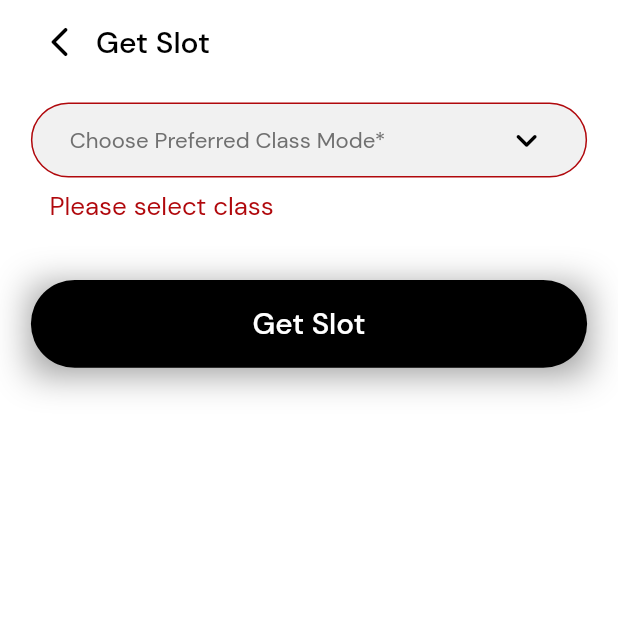
After one commit to karthikerebs/philips_piano_academy, a Flutter app: the SelectBranch screen opened directly, after a tap on "Get Slot", on a phone screen of 412 x 824 dp, the top half of it. The commit adds this screen. Run offline on Flutter 3.47's test engine with Material 3 defaults, Android fonts, the phone set to English and light mode, and no system bars; our stand-ins replace country_code_picker, equatable, firebase_core, firebase_messaging, flutter_bloc, flutter_local_notifications and 11 more; missing offline and left inert: razorpay_flutter, store_redirect; accounts and stored records are empty; network calls fail.

Commit message:
credit cass validity

```diff
--- a/lib/app/app.dart
+++ b/lib/app/app.dart
@@ -1,5 +1,6 @@
 import 'package:flutter/material.dart';
 import 'package:flutter/services.dart';
+import 'package:get/get_navigation/src/root/get_material_app.dart';
 import 'package:music_app/app/injector/injector.dart';
 import 'package:music_app/app/router/router.dart';
 import 'package:music_app/app/router/router_constatnts.dart';
@@ -47,7 +48,7 @@ class _MyAppState extends State<MyApp> {
         BlocProvider(create: (context) => getIt<ChatBloc>()),
         BlocProvider(create: (context) => getIt<RenewalBloc>()),
       ],
-      child: MaterialApp(
+      child: GetMaterialApp(
           title: 'Philips Piano Academy',
           navigatorKey: navigatorKey,
           initialRoute: RouterConstants.splashRoute,
--- a/lib/main.dart
+++ b/lib/main.dart
@@ -5,6 +5,8 @@ import 'package:music_app/app/app.dart';
 import 'package:music_app/app/injector/injector.dart';
 import 'package:music_app/firebase_options.dart';
 import 'package:music_app/src/infrastructure/fcm_service/fcm_service.dart';
+import 'package:music_app/versioncheck.dart';
+import 'package:package_info_plus/package_info_plus.dart';
 import 'package:permission_handler/permission_handler.dart';
 
 @pragma('vm:entry-point')
@@ -17,6 +19,7 @@ Future<void> firebaseMessagingBackgroundHandler(RemoteMessage message) async {
 
 void main() async {
   WidgetsFlutterBinding.ensureInitialized();
+
   await Permission.notification.isDenied.then((value) {
     if (value) {
       Permission.notification.request();
--- a/lib/src/application/credit_class/credit_class_bloc.dart
+++ b/lib/src/application/credit_class/credit_class_bloc.dart
@@ -127,6 +127,7 @@ class CreditClassBloc extends Bloc<CreditClassEvent, CreditClassState> {
       UpcomingCreditSloteEvent event, Emitter<CreditClassState> emit) async {
     try {
       emit(state.copyWith(upcomingSlotStatus: StatusLoading()));
+
       final res = await _iCreditClassRepository.getUpcomingSlotes();
       if (res.statusCode == '01') {
         emit(state.copyWith(
--- a/lib/src/domain/core/app_url/app_urls.dart
+++ b/lib/src/domain/core/app_url/app_urls.dart
@@ -43,6 +43,7 @@ class AppUrls {
   static const emergencyCancelUrl = "$baseUrl/emergency-cancel";
   static const emergencyCancelCreditUrl = "$baseUrl/emergency-cancel-credit";
   static const changePasswordUrl = "$baseUrl/change-password";
+  // static const upcomingSlotesUrl = "$baseUrl/v2/upcoming-slotes/2";
   static const upcomingSlotesUrl = "$baseUrl/upcoming-slotes";
   static const upcomingPaidSlotesUrl = "$baseUrl/upcoming-paidslotes";
   static const getRenewalFeesUrl = "$baseUrl/get-renewalfee";
--- a/lib/src/domain/credit_class/i_credit_class_repository.dart
+++ b/lib/src/domain/credit_class/i_credit_class_repository.dart
@@ -14,6 +14,7 @@ abstract class ICreditClassRepository {
       {required String classId, required String reason});
   Future<EmergencyCancelModel> emergencyCancelClass(
       {required String classId, required String reason});
+  // Future<UpcomingSlotesModel> getUpcomingSlotes();
   Future<UpcomingSlotesModel> getUpcomingSlotes();
   Future<CompletedNoteModel> getCreditClassNotes({required String classId});
 }
--- /dev/null
+++ b/lib/src/presentation/view/credit_class/widgets/select_branch.dart
@@ -0,0 +1,326 @@
+import 'package:flutter/material.dart';
+import 'package:flutter/services.dart';
+import 'package:flutter_bloc/flutter_bloc.dart';
+import 'package:intl/intl.dart';
+import 'package:music_app/app/router/router_constatnts.dart';
+import 'package:music_app/src/application/auth/bloc/auth_bloc.dart';
+import 'package:music_app/src/application/core/status.dart';
+import 'package:music_app/src/presentation/core/theme/typography.dart';
+import 'package:music_app/src/presentation/core/widgets/custom_loading.dart';
+import 'package:music_app/src/presentation/core/widgets/drop_down.dart';
+import 'package:music_app/src/presentation/core/widgets/message_view.dart';
+import 'package:music_app/src/presentation/core/widgets/primary_button.dart';
+import 'package:music_app/src/presentation/core/widgets/scroll_behaviour.dart';
+import 'package:music_app/src/presentation/core/theme/colors.dart';
+import 'package:music_app/src/presentation/view/normal_class/widgets/customappbar.dart';
+import 'package:music_app/src/presentation/view/register/widgets/branch_dropdown.dart';
+
+class SelectBranch extends StatefulWidget {
+  const SelectBranch({super.key});
+
+  @override
+  State<SelectBranch> createState() => _SelectBranchState();
+}
+
+class _SelectBranchState extends State<SelectBranch> {
+  TextEditingController classController = TextEditingController();
+  TextEditingController branchController = TextEditingController();
+  TextEditingController passwordController = TextEditingController();
+  TextEditingController userNameController = TextEditingController();
+  final formKey = GlobalKey<FormState>();
+  List<String> classList = <String>[
+    'Online',
+    'Offline ( 	Koramangala , Haralur )',
+  ];
+  String classDropdownValue = "";
+  String branchDropdownValue = "";
+  final isValidate = ValueNotifier(true);
+  ValueNotifier dropdownValue = ValueNotifier("");
+  var dateFormat = DateFormat('dd/MM/yyyy');
+  DateTime? selectedDate;
+  final showGuardiansField = ValueNotifier(false);
+  final errorMessage = ValueNotifier("User name should not be empty");
+  @override
+  Widget build(BuildContext context) {
+    final kSize = MediaQuery.of(context).size;
+    return AnnotatedRegion<SystemUiOverlayStyle>(
+        value: const SystemUiOverlayStyle(
+            statusBarColor: AppColors.primaryColor,
+            statusBarIconBrightness: Brightness.light),
+        child: Scaffold(
+          backgroundColor: AppColors.secondaryColor,
+          appBar: CustomAppBar(title: "Get Slot"),
+          body: BlocListener<AuthBloc, AuthState>(
+            listenWhen: (previous, current) =>
+                previous.registerStatus != current.registerStatus,
+            listener: (context, state) {
+              if (state.registerStatus is StatusLoading) {
+                CustomLoading.show(context);
+              } else if (state.registerStatus is StatusSuccess) {
+                Navigator.pushReplacementNamed(
+                    context, RouterConstants.loginRoute);
+                CustomMessage(
+                        context: context,
+                        message: 'User registered successfully',
+                        style: MessageStyle.success)
+                    .show();
+              } else if (state.registerStatus is StatusFailure) {
+                final status = state.registerStatus as StatusFailure;
+                CustomLoading.dissmis(context);
+                CustomMessage(
+                        context: context,
+                        message: status.errorMessage,
+                        style: MessageStyle.error)
+                    .show();
+              }
+            },
+            child: ScrollConfiguration(
+              behavior: NoGlowScrollBehaviour(),
+              child: Form(
+                key: formKey,
+                child: SizedBox(
+                  height: kSize.height,
+                  width: kSize.width,
+                  child: Stack(
+                    children: [
+                      SingleChildScrollView(
+                        child: Padding(
+                          padding: EdgeInsets.symmetric(
+                              horizontal: kSize.width * 0.05),
+                          child: ValueListenableBuilder(
+                            valueListenable: showGuardiansField,
+                            builder: (context, dynamic, child) {
+                              return ValueListenableBuilder(
+                                valueListenable: errorMessage,
+                                builder: (context, dynamic, child) {
+                                  return ValueListenableBuilder(
+                                    valueListenable: dropdownValue,
+                                    builder: (context, value, child) {
+                                      return ValueListenableBuilder(
+                                        valueListenable: isValidate,
+                                        builder: (context, value, child) {
+                                          return Column(
+                                              crossAxisAlignment:
+                                                  CrossAxisAlignment.start,
+                                              children: [
+                                                SizedBox(
+                                                    height:
+                                                        kSize.height * .015),
+                                                DropDownButton(
+                                                  hintColor:
+                                                      AppColors.greyColor,
+                                                  isValidate: isValidate,
+                                                  fillColor: AppColors
+                                                      .textFieldFillColor,
+                                                  borderColor:
+                                                      AppColors.transparent,
+                                                  onSelected: (selectedIndex) {
+                                                    dropdownValue.value =
+                                                        selectedIndex;
+                                                    if (dropdownValue.value ==
+                                                        "Offline ( 	Koramangala , Haralur )") {
+                                                      context.read<AuthBloc>().add(
+                                                          const GetBrachesEvent());
+                                                    }
+                                                    classController.text =
+                                                        selectedIndex;
+                                                  },
+                                                  errorMessage:
+                                                      'Please select class',
+                                                  dropList: classList,
+                                                  hintText:
+                                                      'Choose Preferred Class Mode*',
+                                                ),
+                                                SizedBox(
+                                                    height:
+                                                        kSize.height * .015),
+                                                dropdownValue.value ==
+                                                        "Offline ( 	Koramangala , Haralur )"
+                                                    ? BlocConsumer<AuthBloc,
+                                                        AuthState>(
+                                                        listener:
+                                                            (context, state) {},
+                                                        buildWhen: (previous,
+                                                                current) =>
+                                                            previous.status !=
+                                                            current.status,
+                                                        builder:
+                                                            (context, state) {
+                                                          if (state.status
+                                                              is StatusLoading) {
+                                                            return Center(
+                                                              child: CircularProgressIndicator(
+                                                                  strokeWidth:
+                                                                      1,
+                                                                  color: Colors
+                                                                      .black),
+                                                            );
+                                                          } else if (state
+                                                                  .status
+                                                              is StatusSuccess) {
+                                                            return BranchDropDownButton(
+                                                                fillColor: AppColors
+                                                                    .textFieldFillColor,
+                                                                isValidate:
+                                                                    isValidate,
+                                                                hintColor:
+                                                                    AppColors
+                                                                        .greyColor,
+                                                                borderColor:
+                                                                    AppColors
+                                                                        .transparent,
+                                                                onSelected:
+                                                                    (selectedIndex) {
+                                                                  branchDropdownValue =
+                                                                      selectedIndex;
+                                                                  branchController
+                                                                          .text =
+                                                                      selectedIndex;
+                                                                },
+                                                                errorMessage:
+                                                                    'Please select branch',
+                                                                dropList: state
+                                                                    .branchList,
+                                                                hintText:
+                                                                    'Choose Preferred Branch*');
+                                                          } else if (state
+                                                                  .status
+                                                              is StatusFailure) {
+                                                            final status = state
+                                                                    .status
+                                                                as StatusFailure;
+                                                            return Text(status
+                                                                .errorMessage);
+                                                          } else {
+                                                            return const SizedBox();
+                                                          }
+                                                        },
+                                                      )
+                                                    : const SizedBox(),
+                                                SizedBox(
+                                                    height: kSize.height * .03),
+                                                PrimaryButton(
+                                                    backgroundColor:
+                                                        AppColors.primaryColor,
+                                                    onPressed: () {
+                                                      if (classController
+                                                          .text.isEmpty) {
+                                                        isValidate.value =
+                                                            false;
+                                                      } else if (classController
+                                                              .text ==
+                                                          "Online") {
+                                                        isValidate.value = true;
+                                                      } else if (branchController
+                                                          .text.isNotEmpty) {
+                                                        isValidate.value = true;
+                                                      } else {
+                                                        isValidate.value =
+                                                            false;
+                                                      }
+                                                      if (formKey.currentState!
+                                                          .validate()) {
+                                                        if (classController
+                                                                    .text ==
+                                                                "Offline ( 	Koramangala , Haralur )" &&
+                                                            branchController
+                                                                .text.isEmpty) {
+                                                          ScaffoldMessenger.of(
+                                                                  context)
+                                                              .showSnackBar(
+                                                            SnackBar(
+                                                              behavior:
+                                                                  SnackBarBehavior
+                                                                      .floating,
+                                                              backgroundColor:
+                                                                  AppColors
+                                                                      .redColor,
+                                                              content: Text(
+                                                                "Please select any branch.",
+                                                                style: AppTypography
+                                                                    .dmSansRegular
+                                                                    .copyWith(
+                                                                        fontSize:
+                                                                            14,
+                                                                        color: AppColors
+                                                                            .secondaryColor),
+                                                              ),
+                                                            ),
+                                                          );
+                                                        } else {
+                                                          if (classController
+                                                                  .text ==
+                                                              "Online") {
+                                                            branchController
+                                                                    .text =
+                                                                0.toString();
+                                                          }
+                                                          print(branchController
+                                                              .text);
+                                                          // final param = PmRegisterModel(
+                                                          //     username: userNameController
+                                                          //         .text,
+                                                          //     name: firstNameController
+                                                          //             .text +
+                                                          //         " ${lastNameController.text}",
+                                                          //     address:
+                                                          //         addressController
+                                                          //             .text,
+                                                          //     dob: formattedDate(
+                                                          //         dateOfBirthController
+                                                          //             .text),
+                                                          //     email: emailController
+                                                          //         .text,
+                                                          //     mobile:
+                                                          //         phoneController
+                                                          //             .text,
+                                                          //     guardian:
+                                                          //         gardiensNameController
+                                                          //             .text,
+                                                          //     password:
+                                                          //         passwordController
+                                                          //             .text,
+                                                          //     alternativeMobile:
+                                                          //         alternativePhoneController
+                                                          //             .text,
+                                                          //     branch:
+                                                          //         branchDropdownValue,
+                                                          //     classMode: classController
+                                                          //                 .text ==
+                                                          //             "Offline ( 	Koramangala , Haralur )"
+                                                          //         ? "Offline"
+                                                          //         : classController
+                                                          //             .text);
+                                                          // context
+                                                          //     .read<AuthBloc>()
+                                                          //     .add(RegisterEvent(
+                                                          //         pmRegisterModel:
+                                                          //             param));
+                                                        }
+                                                      }
+                                                    },
+                                                    labelColor: AppColors
+                                                        .secondaryColor,
+                                                    label: "Get Slot"),
+                                                SizedBox(
+                                                    height: kSize.height * .03),
+                                              ]);
+                                        },
+                                      );
+                                    },
+                                  );
+                                },
+                              );
+                            },
+                          ),
+                        ),
+                      ),
+                    ],
+                  ),
+                ),
+              ),
+            ),
+          ),
+        ));
+  }
+}
--- a/pubspec.yaml
+++ b/pubspec.yaml
@@ -16,7 +16,8 @@ publish_to: 'none' # Remove this line if you wish to publish to pub.dev
 # https://developer.apple.com/library/archive/documentation/General/Reference/InfoPlistKeyReference/Articles/CoreFoundationKeys.html
 # In Windows, build-name is used as the major, minor, and patch parts
 # of the product and file versions while build-number is used as the build suffix.
-version: 3.0.6+18
+# version: 3.0.6+18
+version: 3.0.7+18
 
 environment:
   sdk: '>=3.1.3 <4.0.0'
@@ -41,14 +42,17 @@ dependencies:
   flutter_secure_storage: ^9.0.0
   get: ^4.6.6
   get_it: ^7.6.4
+  go_router: ^14.0.2
   http: ^1.1.0
   image_picker: ^1.0.4
   injectable: ^2.3.2
   intl: ^0.18.1
   json_annotation: ^4.8.1
+  package_info_plus: ^4.2.0
   permission_handler: ^11.1.0
   razorpay_flutter: ^1.3.6
   shared_preferences: ^2.2.2
+  store_redirect: ^2.0.2
   url_launcher: ^6.2.2
   webview_flutter: ^4.4.2
   youtube_player_flutter: ^8.1.2
```
Also changed, not shown: lib/src/infrastructure/credit_class/credit_class_repository.dart (+14 -0 lines), lib/src/presentation/view/credit_class/credit_class_view.dart (+49 -2 lines), lib/src/presentation/view/credit_class_change_date/credit_class_change_date_view.dart (+7 -6 lines), lib/src/presentation/view/register/register_view.dart (+105 -87 lines), lib/src/presentation/view/renewal/renewal_view.dart (+6 -3 lines), lib/src/presentation/view/splash/splash_view.dart (+67 -9 lines), lib/versioncheck.dart (added, +40 -0 lines), pubspec.lock, 1 other file.
